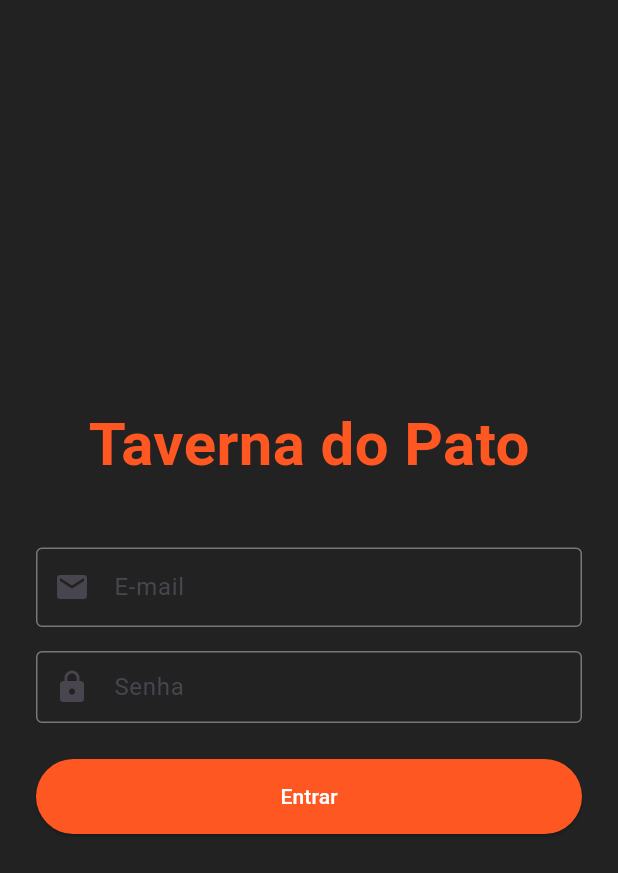
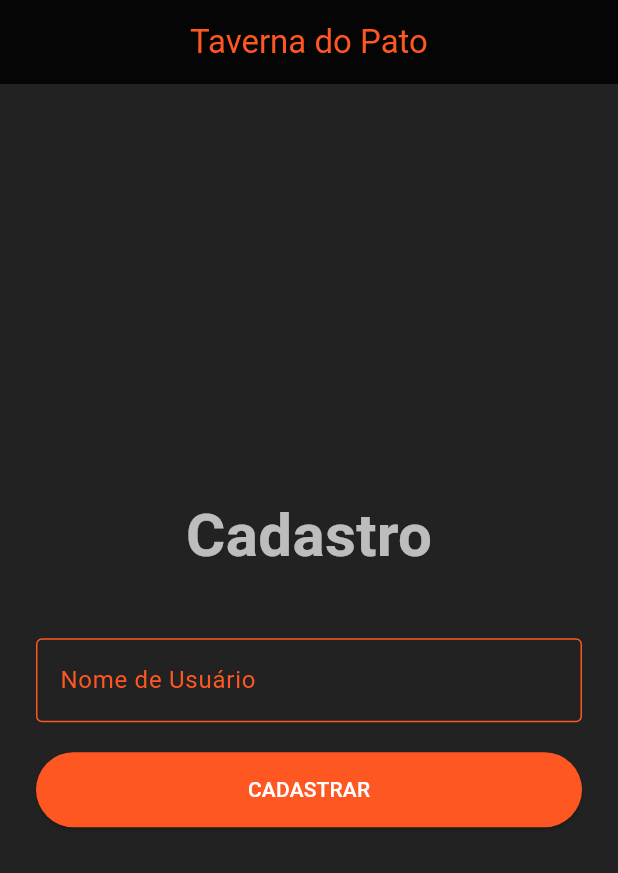
Before and after one commit to Yumetzu/taverna_do_pato, a Flutter app: the screen it shows after launch, on a phone screen of 412 x 824 dp. Shown: the top 873 px of the screen. Run offline on Flutter 3.47's test engine with Material 3 defaults, Android fonts, the phone set to English and light mode, and no system bars.

Commit message:
feat: Implementação do formulário de cadastro com GlobalKey e validações

```diff
--- a/lib/main.dart
+++ b/lib/main.dart
@@ -1,4 +1,5 @@
 import 'package:flutter/material.dart';
+import 'package:taverna/tela_cadastro.dart';
 import 'package:taverna/tela_login.dart';
 
 void main() {
@@ -17,7 +18,7 @@ class MinhaRedeSocial extends StatelessWidget {
         primarySwatch: Colors.deepOrange,
         useMaterial3: true,
       ),
-      home: const TelaLogin(),
+      home: const TelaCadastro(),
     );
   }
 }
--- /dev/null
+++ b/lib/tela_cadastro.dart
@@ -0,0 +1,97 @@
+import 'package:flutter/material.dart';
+
+class TelaCadastro extends StatefulWidget {
+  const TelaCadastro({super.key});
+
+  @override
+  State<TelaCadastro> createState() => _TelaCadastroState();
+}
+
+class _TelaCadastroState extends State<TelaCadastro> {
+  final _formKey = GlobalKey<FormState>();
+  final _emailController = TextEditingController();
+  final _userController = TextEditingController();
+  final _senhaController = TextEditingController();
+  final _telefoneController = TextEditingController();
+
+  @override
+  void dispose() {
+    _emailController.dispose();
+    _userController.dispose();
+    _senhaController.dispose();
+    _telefoneController.dispose();
+    super.dispose();
+  }
+
+  @override
+  Widget build(BuildContext context) {
+    return Scaffold(
+      backgroundColor: Colors.black87,
+      appBar: AppBar(
+        title: const Text('Taverna do Pato'),
+        centerTitle: true,
+        foregroundColor: Colors.deepOrange,
+        backgroundColor: Colors.black87,
+      ),
+      body: Form(
+        key: _formKey,
+        child: Padding(
+          padding: const EdgeInsets.all(24.0),
+          child: Center(
+            child: SingleChildScrollView(
+              child: Column(
+                mainAxisAlignment: MainAxisAlignment.center,
+                children: [
+                  const Text(
+                    'Cadastro',
+                    style: TextStyle(
+                      fontSize: 40,
+                      fontWeight: FontWeight.bold,
+                      color: Colors.white70,
+                    ),
+                  ),
+                  const SizedBox(height: 40),
+                  TextFormField(
+                    controller: _userController,
+                    style: const TextStyle(color: Colors.white70),
+                    decoration: const InputDecoration(
+                      labelText: 'Nome de Usuário',
+                      labelStyle: TextStyle(color: Colors.deepOrange),
+                      enabledBorder: OutlineInputBorder(
+                        borderSide: BorderSide(color: Colors.deepOrange),
+                      ),
+                      focusedBorder: OutlineInputBorder(
+                        borderSide: BorderSide(color: Colors.white),
+                      ),
+                    ),
+                    validator: (valor) {
+                      if (valor == null || valor.isEmpty) return 'Digite seu nome';
+                      return null;
+                    },
+                  ),
+                  const SizedBox(height: 20),
+                  SizedBox(
+                    width: double.infinity,
+                    height: 50,
+                    child: ElevatedButton(
+                      onPressed: () {
+                        if (_formKey.currentState!.validate()) {
+                          print("Usuário: ${_userController.text}");
+                        }
+                      },
+                      style: ElevatedButton.styleFrom(
+                        backgroundColor: Colors.deepOrange,
+                        foregroundColor: Colors.white,
+                      ),
+                      child: const Text("CADASTRAR"),
+                    ),
+                  ),
+                ],
+              ),
+            ),
+          ),
+        ),
+      ),
+    );
+  }
+}
```
